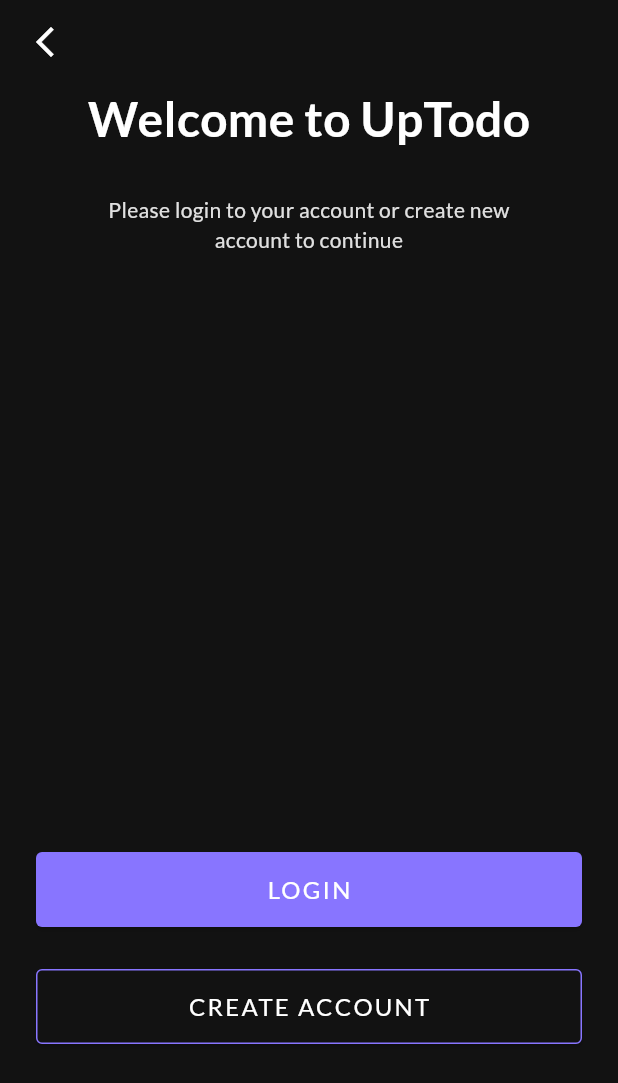
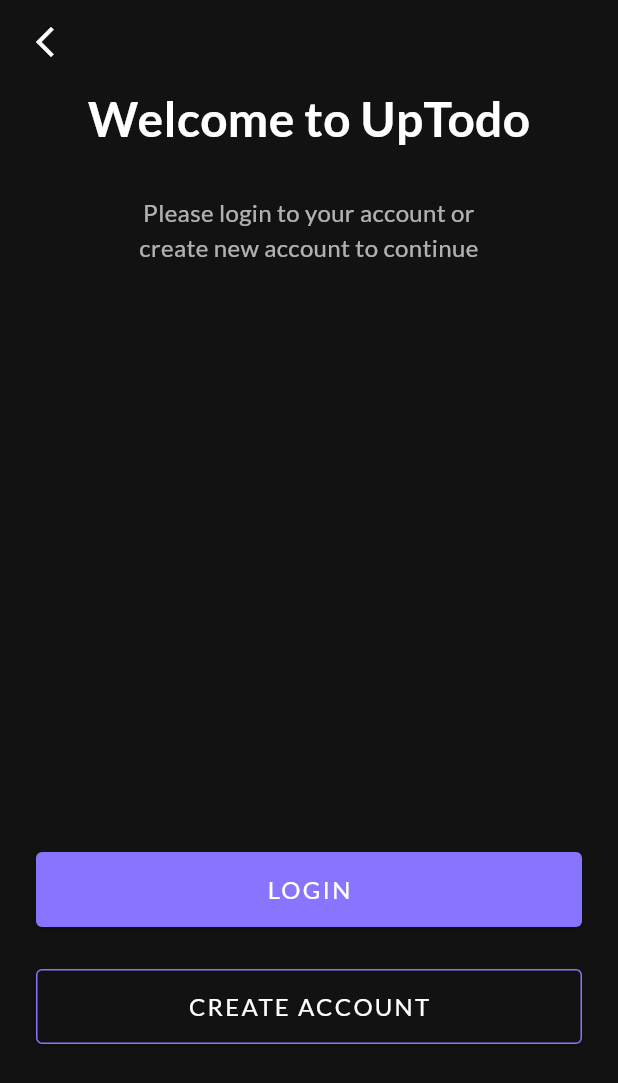
Before and after one commit to dattvoo/TodoAppWithFlutter, a Flutter app: the StartScreen screen opened directly, on a phone screen of 412 x 824 dp. Shown: the top 1083 px of the screen. Run offline on Flutter 3.47's test engine with Material 3 defaults, Android fonts, the phone set to English and light mode, and no system bars; our stand-ins replace google_fonts; missing offline and left inert: dart:js.

```diff
--- a/lib/ui/start_screen/start_screen_view.dart
+++ b/lib/ui/start_screen/start_screen_view.dart
@@ -1,4 +1,5 @@
 import 'package:flutter/material.dart';
+import 'package:super_todo_app/ui/start_screen/start_screen_navigator.dart';
 
 class StartScreen extends StatelessWidget {
   const StartScreen({super.key});
@@ -26,7 +27,7 @@ class StartScreen extends StatelessWidget {
         child: Column(
           children: [
             _buildHeaderContentAndTitle(),
-            _buildActionButton(),
+            _buildActionButton(context),
           ],
         ),
       )),
@@ -37,6 +38,7 @@ class StartScreen extends StatelessWidget {
     return Expanded(
       flex: 2,
       child: Column(
+        crossAxisAlignment: CrossAxisAlignment.center,
         children: [
           const Text(
             'Welcome to UpTodo',
@@ -50,10 +52,13 @@ class StartScreen extends StatelessWidget {
             height: 28,
           ),
           Container(
-            padding: const EdgeInsets.symmetric(horizontal: 24),
+            padding: const EdgeInsets.symmetric(horizontal: 50),
             child: Text(
               'Please login to your account or create new account to continue',
-              style: TextStyle(color: Colors.white.withOpacity(0.87)),
+              style: TextStyle(
+                color: Colors.white.withOpacity(0.67),
+                fontSize: 16,
+              ),
               textAlign: TextAlign.center,
             ),
           ),
@@ -62,7 +67,7 @@ class StartScreen extends StatelessWidget {
     );
   }
 
-  Widget _buildActionButton() {
+  Widget _buildActionButton(BuildContext context) {
     return Expanded(
       child: SizedBox(
         width: double.infinity,
@@ -72,7 +77,9 @@ class StartScreen extends StatelessWidget {
               width: double.infinity, // Set the desired width
               height: 50.0, // Set the desired height
               child: ElevatedButton(
-                onPressed: () {},
+                onPressed: () {
+                  StartNavigator.goToLoginPage(context);
+                },
                 style: ElevatedButton.styleFrom(
                     backgroundColor: const Color(0xFF8875FF),
                     shape: RoundedRectangleBorder(
@@ -94,7 +101,9 @@ class StartScreen extends StatelessWidget {
               width: double.infinity, // Set the desired width
               height: 50.0, // Set the desired height
               child: ElevatedButton(
-                onPressed: () {},
+                onPressed: () {
+                  StartNavigator.goToRegisterPage(context);
+                },
                 style: ElevatedButton.styleFrom(
                     backgroundColor: const Color(0xFF121212),
                     shape: RoundedRectangleBorder(
```
Also changed, not shown: lib/main.dart (+1 -6 lines), lib/ui/login_screen/login_screen_view.dart (+12 -3 lines), lib/ui/register_screen/register_screen_view.dart (+8 -1 lines), lib/ui/start_screen/start_screen_navigator.dart (added, +15 -0 lines).
